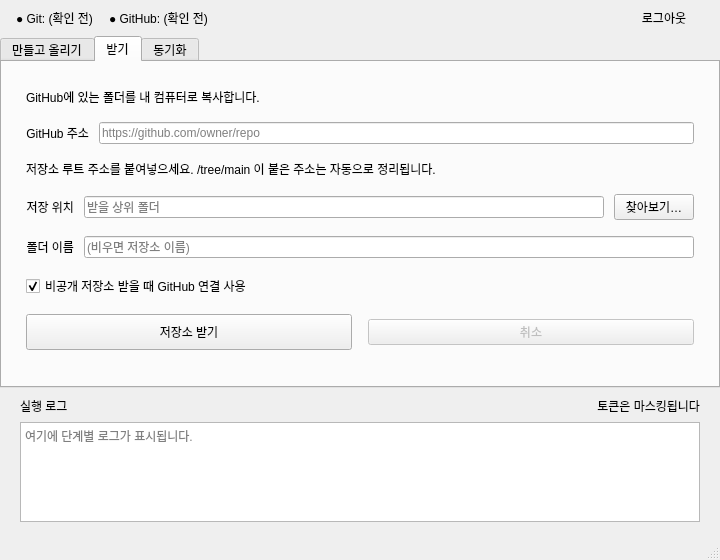
The window that ui/main_window.ui (seongbin45/CloneUp) describes before a commit, drawn with Qt 5.
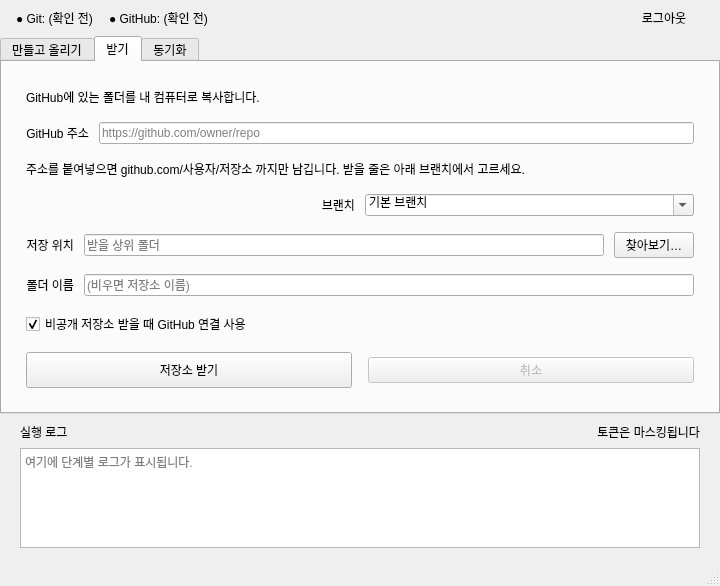
The same window after the commit. The open tabs and pages were chosen to show the change.

Commit message:
feat: strip clone URL subpaths and add branch picker
- Paste collapses to https://github.com/owner/repo
- Branch combo with default + API list + URL hint
- git clone -b when user selects a branch

What changed in the file:
```diff
--- a/ui/main_window.ui
+++ b/ui/main_window.ui
@@ -424,13 +424,45 @@
         <item>
          <widget class="QLabel" name="labelCloneHint">
           <property name="text">
-           <string>저장소 루트 주소를 붙여넣으세요. /tree/main 이 붙은 주소는 자동으로 정리됩니다.</string>
+           <string>주소를 붙여넣으면 github.com/사용자/저장소 까지만 남깁니다. 받을 줄은 아래 브랜치에서 고르세요.</string>
           </property>
           <property name="wordWrap">
            <bool>true</bool>
           </property>
          </widget>
         </item>
+        <item>
+         <layout class="QHBoxLayout" name="cloneBranchLayout">
+          <property name="spacing">
+           <number>10</number>
+          </property>
+          <item>
+           <widget class="QLabel" name="labelCloneBranch">
+            <property name="text">
+             <string>브랜치</string>
+            </property>
+            <property name="alignment">
+             <set>Qt::AlignmentFlag::AlignRight|Qt::AlignmentFlag::AlignVCenter</set>
+            </property>
+           </widget>
+          </item>
+          <item>
+           <widget class="QComboBox" name="comboCloneBranch">
+            <property name="editable">
+             <bool>true</bool>
+            </property>
+            <property name="toolTip">
+             <string>비우거나 「기본 브랜치」면 저장소 기본 줄을 받습니다. 목록은 주소 입력 후 불러옵니다.</string>
+            </property>
+            <item>
+             <property name="text">
+              <string>기본 브랜치</string>
+             </property>
+            </item>
+           </widget>
+          </item>
+         </layout>
+        </item>
         <item>
          <layout class="QHBoxLayout" name="cloneParentLayout">
           <property name="spacing">
```
The commit also changes 6 other files.
